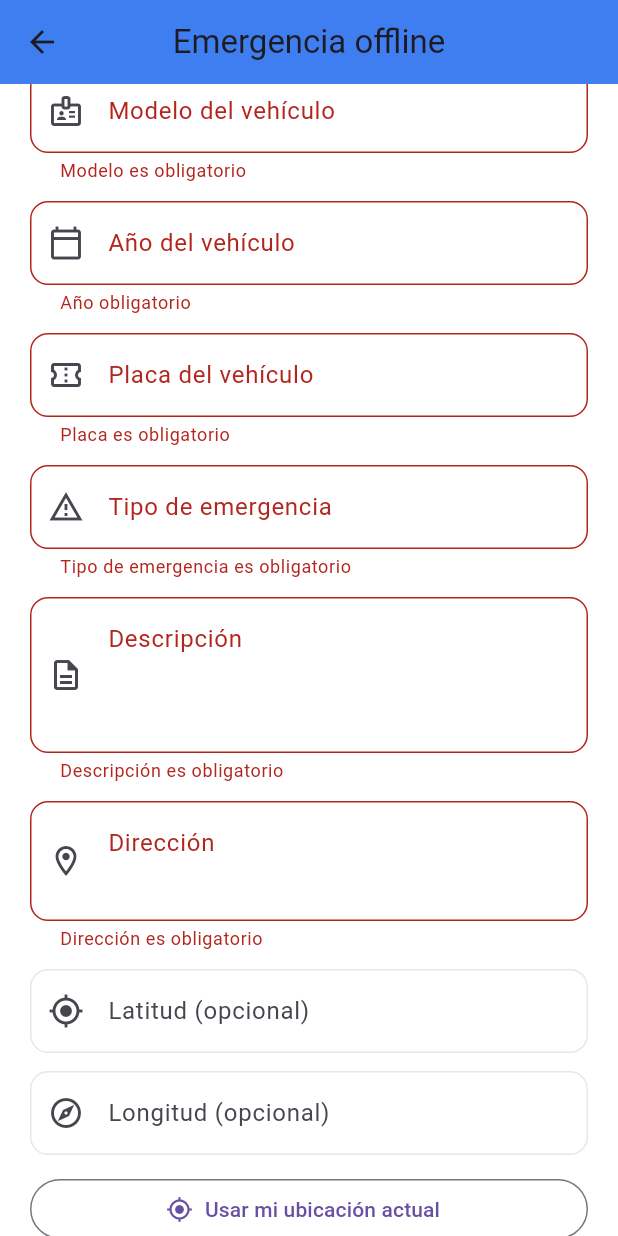
After one commit to Stefy127/AUTOGO, a Flutter app: the EmergencyOfflineScreen screen opened by its route, scrolled down 460 dp, after a tap on "Guardar emergencia offline", on a phone screen of 412 x 824 dp. The commit adds this screen. Run offline on Flutter 3.47's test engine with Material 3 defaults, Android fonts, the phone set to English and light mode, and no system bars; our stand-ins replace flutter_local_notifications, geolocator, image_picker, qr_flutter, shared_preferences; missing offline and left inert: record; accounts and stored records are empty.

Commit message:
feat: fase 2 CU22

```diff
--- a/movile_front/lib/main.dart
+++ b/movile_front/lib/main.dart
@@ -13,6 +13,7 @@ import 'screens/technician_access_screen.dart';
 import 'screens/technician_dashboard_screen.dart';
 import 'screens/notifications_screen.dart';
 import 'screens/payment_success_screen.dart';
+import 'screens/emergency_offline_screen.dart';
 import 'services/auth_service.dart';
 import 'services/api_service.dart';
 import 'services/technician_access_service.dart';
@@ -122,6 +123,7 @@ class MyApp extends StatelessWidget {
           '/notifications': (context) => const NotificationsScreen(),
           '/payment-success': (context) => const PaymentSuccessScreen(),
           '/payment-cancel': (context) => const EmergencyListScreen(),
+          '/emergency-offline': (context) => const EmergencyOfflineScreen(),
         },
       ),
     );
--- /dev/null
+++ b/movile_front/lib/screens/emergency_offline_screen.dart
@@ -0,0 +1,316 @@
+import 'package:flutter/material.dart';
+import 'package:geolocator/geolocator.dart';
+import 'package:intl/intl.dart';
+
+class EmergencyOfflineScreen extends StatefulWidget {
+  const EmergencyOfflineScreen({super.key});
+
+  @override
+  State<EmergencyOfflineScreen> createState() => _EmergencyOfflineScreenState();
+}
+
+class _EmergencyOfflineScreenState extends State<EmergencyOfflineScreen> {
+  final _formKey = GlobalKey<FormState>();
+
+  final _clientEmailController = TextEditingController();
+  final _clientPhoneController = TextEditingController();
+  final _vehicleBrandController = TextEditingController();
+  final _vehicleModelController = TextEditingController();
+  final _vehicleYearController = TextEditingController();
+  final _vehiclePlateController = TextEditingController();
+  final _incidentTypeController = TextEditingController();
+  final _descriptionController = TextEditingController();
+  final _addressController = TextEditingController();
+  final _latitudeController = TextEditingController();
+  final _longitudeController = TextEditingController();
+
+  @override
+  void dispose() {
+    _clientEmailController.dispose();
+    _clientPhoneController.dispose();
+    _vehicleBrandController.dispose();
+    _vehicleModelController.dispose();
+    _vehicleYearController.dispose();
+    _vehiclePlateController.dispose();
+    _incidentTypeController.dispose();
+    _descriptionController.dispose();
+    _addressController.dispose();
+    _latitudeController.dispose();
+    _longitudeController.dispose();
+    super.dispose();
+  }
+
+  String? _requiredValidator(String? value, String label) {
+    if (value == null || value.trim().isEmpty) {
+      return '$label es obligatorio';
+    }
+    return null;
+  }
+
+  String? _emailValidator(String? value) {
+    if (value == null || value.trim().isEmpty) {
+      return 'Correo obligatorio';
+    }
+    final email = value.trim();
+    final emailRegex = RegExp(r'^[^@\s]+@[^@\s]+\.[^@\s]+$');
+    if (!emailRegex.hasMatch(email)) {
+      return 'Correo con formato inválido';
+    }
+    return null;
+  }
+
+  String? _yearValidator(String? value) {
+    if (value == null || value.trim().isEmpty) {
+      return 'Año obligatorio';
+    }
+    final parsed = int.tryParse(value.trim());
+    if (parsed == null) {
+      return 'Año debe ser numérico';
+    }
+    final currentYear = DateTime.now().year;
+    if (parsed < 1950 || parsed > currentYear + 1) {
+      return 'Año fuera de rango válido';
+    }
+    return null;
+  }
+
+  String? _optionalDoubleValidator(String? value, String label) {
+    if (value == null || value.trim().isEmpty) {
+      return null;
+    }
+    final parsed = double.tryParse(value.trim());
+    if (parsed == null) {
+      return '$label debe ser numérico';
+    }
+    return null;
+  }
+
+  void _handleSaveOffline() {
+    if (!_formKey.currentState!.validate()) return;
+
+    ScaffoldMessenger.of(context).showSnackBar(
+      const SnackBar(
+        content: Text(
+          'Formulario offline listo. El guardado local se implementará en la siguiente fase.',
+        ),
+        backgroundColor: Colors.blue,
+      ),
+    );
+  }
+
+  Future<void> _captureCurrentLocation() async {
+    try {
+      final serviceEnabled = await Geolocator.isLocationServiceEnabled();
+      if (!serviceEnabled) {
+        throw Exception('location_service_disabled');
+      }
+
+      var permission = await Geolocator.checkPermission();
+      if (permission == LocationPermission.denied) {
+        permission = await Geolocator.requestPermission();
+      }
+
+      if (permission == LocationPermission.denied ||
+          permission == LocationPermission.deniedForever) {
+        throw Exception('location_permission_denied');
+      }
+
+      final position = await Geolocator.getCurrentPosition(
+        desiredAccuracy: LocationAccuracy.high,
+      );
+
+      _latitudeController.text = position.latitude.toStringAsFixed(6);
+      _longitudeController.text = position.longitude.toStringAsFixed(6);
+
+      if (!mounted) return;
+      ScaffoldMessenger.of(context).showSnackBar(
+        const SnackBar(
+          content: Text('Ubicación capturada correctamente.'),
+          backgroundColor: Colors.green,
+        ),
+      );
+    } catch (_) {
+      if (!mounted) return;
+      ScaffoldMessenger.of(context).showSnackBar(
+        const SnackBar(
+          content: Text(
+            'No se pudo obtener la ubicación. Puedes ingresar latitud y longitud manualmente.',
+          ),
+          backgroundColor: Colors.red,
+        ),
+      );
+    }
+  }
+
+  @override
+  Widget build(BuildContext context) {
+    return Scaffold(
+      appBar: AppBar(
+        title: const Text('Emergencia offline'),
+      ),
+      body: SingleChildScrollView(
+        padding: const EdgeInsets.all(20),
+        child: Form(
+          key: _formKey,
+          child: Column(
+            crossAxisAlignment: CrossAxisAlignment.stretch,
+            children: [
+              Container(
+                padding: const EdgeInsets.all(14),
+                decoration: BoxDecoration(
+                  color: Colors.blue.shade50,
+                  borderRadius: BorderRadius.circular(12),
+                  border: Border.all(color: Colors.blue.shade200),
+                ),
+                child: const Text(
+                  'Puedes registrar una emergencia sin conexión. Se guardará en este dispositivo y podrás sincronizarla cuando vuelva internet.',
+                ),
+              ),
+              const SizedBox(height: 10),
+              Container(
+                padding: const EdgeInsets.all(12),
+                decoration: BoxDecoration(
+                  color: Colors.amber.shade50,
+                  borderRadius: BorderRadius.circular(12),
+                  border: Border.all(color: Colors.amber.shade200),
+                ),
+                child: const Text(
+                  'Debes usar el correo de tu cuenta registrada en AUTOGO.',
+                ),
+              ),
+              const SizedBox(height: 20),
+              TextFormField(
+                controller: _clientEmailController,
+                keyboardType: TextInputType.emailAddress,
+                decoration: const InputDecoration(
+                  labelText: 'Correo registrado del cliente',
+                  prefixIcon: Icon(Icons.email_outlined),
+                ),
+                validator: _emailValidator,
+              ),
+              const SizedBox(height: 12),
+              TextFormField(
+                controller: _clientPhoneController,
+                keyboardType: TextInputType.phone,
+                decoration: const InputDecoration(
+                  labelText: 'Teléfono (opcional)',
+                  prefixIcon: Icon(Icons.phone_outlined),
+                ),
+              ),
+              const SizedBox(height: 12),
+              TextFormField(
+                controller: _vehicleBrandController,
+                decoration: const InputDecoration(
+                  labelText: 'Marca del vehículo',
+                  prefixIcon: Icon(Icons.directions_car_outlined),
+                ),
+                validator: (v) => _requiredValidator(v, 'Marca'),
+              ),
+              const SizedBox(height: 12),
+              TextFormField(
+                controller: _vehicleModelController,
+                decoration: const InputDecoration(
+                  labelText: 'Modelo del vehículo',
+                  prefixIcon: Icon(Icons.badge_outlined),
+                ),
+                validator: (v) => _requiredValidator(v, 'Modelo'),
+              ),
+              const SizedBox(height: 12),
+              TextFormField(
+                controller: _vehicleYearController,
+                keyboardType: TextInputType.number,
+                decoration: InputDecoration(
+                  labelText: 'Año del vehículo',
+                  hintText: DateFormat('yyyy').format(DateTime.now()),
+                  prefixIcon: const Icon(Icons.calendar_today_outlined),
+                ),
+                validator: _yearValidator,
+              ),
+              const SizedBox(height: 12),
+              TextFormField(
+                controller: _vehiclePlateController,
+                textCapitalization: TextCapitalization.characters,
+                decoration: const InputDecoration(
+                  labelText: 'Placa del vehículo',
+                  prefixIcon: Icon(Icons.confirmation_number_outlined),
+                ),
+                validator: (v) => _requiredValidator(v, 'Placa'),
+              ),
+              const SizedBox(height: 12),
+              TextFormField(
+                controller: _incidentTypeController,
+                decoration: const InputDecoration(
+                  labelText: 'Tipo de emergencia',
+                  prefixIcon: Icon(Icons.warning_amber_outlined),
+                ),
+                validator: (v) => _requiredValidator(v, 'Tipo de emergencia'),
+              ),
+              const SizedBox(height: 12),
+              TextFormField(
+                controller: _descriptionController,
+                minLines: 3,
+                maxLines: 5,
+                decoration: const InputDecoration(
+                  labelText: 'Descripción',
+                  alignLabelWithHint: true,
+                  prefixIcon: Icon(Icons.description_outlined),
+                ),
+                validator: (v) => _requiredValidator(v, 'Descripción'),
+              ),
+              const SizedBox(height: 12),
+              TextFormField(
+                controller: _addressController,
+                minLines: 2,
+                maxLines: 3,
+                decoration: const InputDecoration(
+                  labelText: 'Dirección',
+                  alignLabelWithHint: true,
+                  prefixIcon: Icon(Icons.location_on_outlined),
+                ),
+                validator: (v) => _requiredValidator(v, 'Dirección'),
+              ),
+              const SizedBox(height: 12),
+              TextFormField(
+                controller: _latitudeController,
+                keyboardType: const TextInputType.numberWithOptions(decimal: true, signed: true),
+                decoration: const InputDecoration(
+                  labelText: 'Latitud (opcional)',
+                  prefixIcon: Icon(Icons.my_location_outlined),
+                ),
+                validator: (v) => _optionalDoubleValidator(v, 'Latitud'),
+              ),
+              const SizedBox(height: 12),
+              TextFormField(
+                controller: _longitudeController,
+                keyboardType: const TextInputType.numberWithOptions(decimal: true, signed: true),
+                decoration: const InputDecoration(
+                  labelText: 'Longitud (opcional)',
+                  prefixIcon: Icon(Icons.explore_outlined),
+                ),
+                validator: (v) => _optionalDoubleValidator(v, 'Longitud'),
+              ),
+              const SizedBox(height: 12),
+              OutlinedButton.icon(
+                onPressed: _captureCurrentLocation,
+                icon: const Icon(Icons.my_location_outlined),
+                label: const Text('Usar mi ubicación actual'),
+              ),
+              const SizedBox(height: 24),
+              ElevatedButton.icon(
+                onPressed: _handleSaveOffline,
+                icon: const Icon(Icons.save_outlined),
+                label: const Text('Guardar emergencia offline'),
+              ),
+              const SizedBox(height: 10),
+              OutlinedButton.icon(
+                onPressed: () => Navigator.pop(context),
+                icon: const Icon(Icons.arrow_back_outlined),
+                label: const Text('Volver al login'),
+              ),
+            ],
+          ),
+        ),
+      ),
+    );
+  }
+}
--- a/movile_front/lib/screens/login_screen.dart
+++ b/movile_front/lib/screens/login_screen.dart
@@ -164,6 +164,13 @@ class _LoginScreenState extends State<LoginScreen> {
                           icon: const Icon(Icons.build_circle_outlined),
                           label: const Text('Acceso para Mecánicos'),
                         ),
+                        TextButton.icon(
+                          onPressed: () {
+                            Navigator.pushNamed(context, '/emergency-offline');
+                          },
+                          icon: const Icon(Icons.wifi_off_outlined),
+                          label: const Text('Emergencia offline'),
+                        ),
                       ],
                     ),
                   ),
```
Also changed, not shown: 1 other file.
